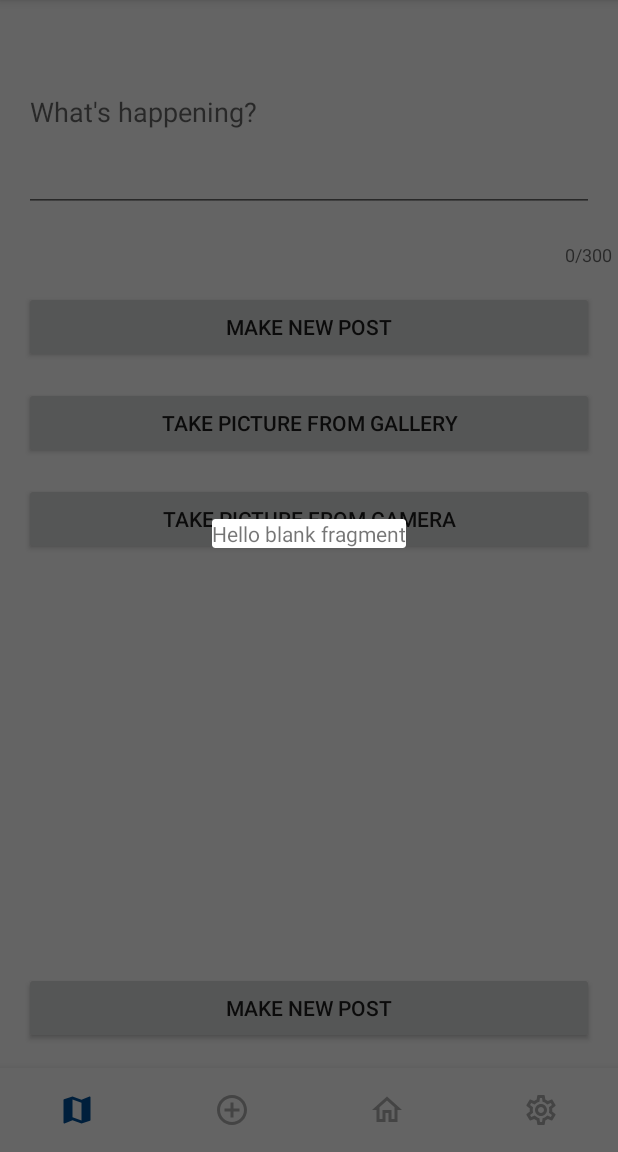
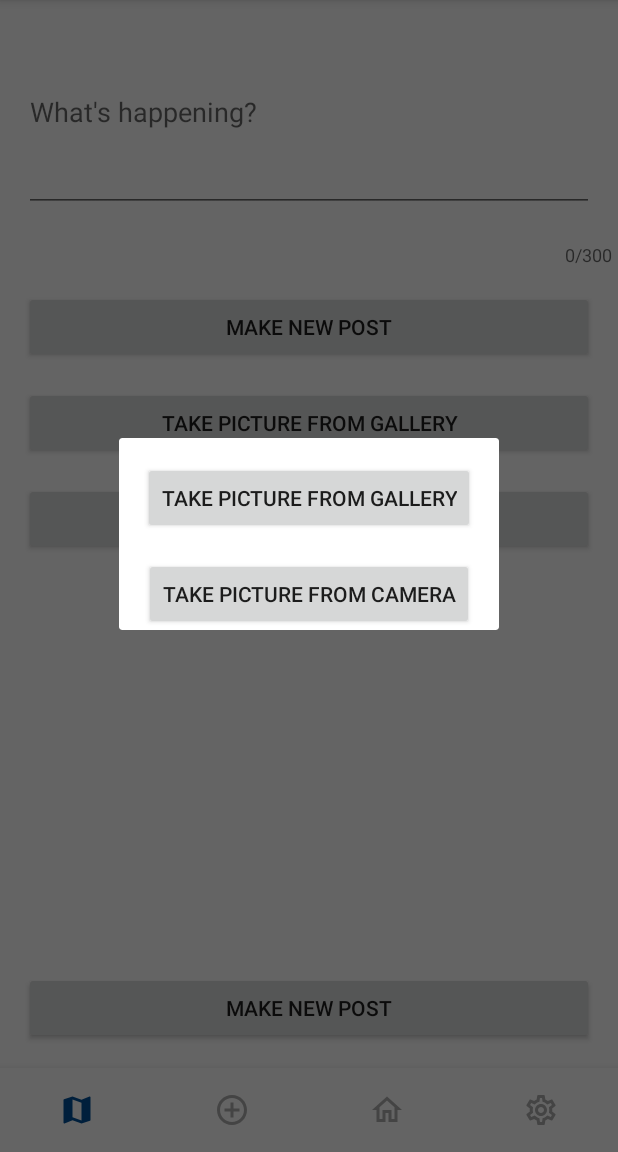
Before and after one commit to LucasG234/ProtestTracker, an Android app: the fragment ComposeFragment placed in its activity, after a tap on "MAKE NEW POST", on a phone screen of 412 x 824 dp, the part 84-1236 px from its top. Run offline under Robolectric (Android 15) with nearby library versions, the phone set to English and light mode, and no system bars; libraries missing offline, so code that uses them is left out: com.facebook, com.facebook.login, com.parse; pictures from the network do not load; 1 statement that could not run was skipped.

```diff
--- a/app/src/main/java/com/lucasg234/protesttracker/mainactivity/ComposeFragment.java
+++ b/app/src/main/java/com/lucasg234/protesttracker/mainactivity/ComposeFragment.java
@@ -164,6 +164,22 @@ public class ComposeFragment extends Fragment {
         }
     }
 
+    public void onCameraClick() {
+        // Configure internal storage for the image if not already done, then open the camera to take it
+        if (mInternalImageStorage == null) {
+            configureTempImageStorage();
+        }
+        ImageUtils.openCameraForResult(ComposeFragment.this, mInternalImageStorage);
+    }
+
+    public void onGalleryClick() {
+        // Configure internal storage for the image if not already done, then open the gallery to find it
+        if (mInternalImageStorage == null) {
+            configureTempImageStorage();
+        }
+        ImageUtils.openGalleryForResult(ComposeFragment.this);
+    }
+
     // Determines whether the current composeEditText and composeImagePreview represent a valid post
     // Outputs an error message in a Toast if false
     private boolean validatePost() {
--- a/app/src/main/java/com/lucasg234/protesttracker/mainactivity/ImageDialogFragment.java
+++ b/app/src/main/java/com/lucasg234/protesttracker/mainactivity/ImageDialogFragment.java
@@ -8,6 +8,7 @@ import android.view.ViewGroup;
 import androidx.annotation.NonNull;
 import androidx.annotation.Nullable;
 import androidx.fragment.app.DialogFragment;
+import androidx.fragment.app.FragmentManager;
 
 import com.lucasg234.protesttracker.databinding.FragmentImageDialogBinding;
 
@@ -46,5 +47,23 @@ public class ImageDialogFragment extends DialogFragment {
         super.onViewCreated(view, savedInstanceState);
 
         mBinding = FragmentImageDialogBinding.bind(view);
+        FragmentManager fragmentManager = getActivity().getSupportFragmentManager();
+        final ComposeFragment composeParent = (ComposeFragment) fragmentManager.findFragmentByTag(ComposeFragment.class.getSimpleName());
+
+        mBinding.imageCameraButton.setOnClickListener(new View.OnClickListener() {
+            @Override
+            public void onClick(View view) {
+                // Configure internal storage for the image if not already done, then open the camera to take it
+                composeParent.onCameraClick();
+            }
+        });
+
+        mBinding.imageGalleryButton.setOnClickListener(new View.OnClickListener() {
+            @Override
+            public void onClick(View view) {
+                // Configure internal storage for the image if not already done, then open the gallery to find it
+                composeParent.onGalleryClick();
+            }
+        });
     }
 }
--- a/app/src/main/res/layout/fragment_image_dialog.xml
+++ b/app/src/main/res/layout/fragment_image_dialog.xml
@@ -1,13 +1,29 @@
 <?xml version="1.0" encoding="utf-8"?>
-<FrameLayout xmlns:android="http://schemas.android.com/apk/res/android"
+<androidx.constraintlayout.widget.ConstraintLayout xmlns:android="http://schemas.android.com/apk/res/android"
+    xmlns:app="http://schemas.android.com/apk/res-auto"
     xmlns:tools="http://schemas.android.com/tools"
     android:layout_width="match_parent"
     android:layout_height="match_parent"
     tools:context=".mainactivity.ImageDialogFragment">
 
-    <TextView
-        android:layout_width="wrap_content"
+    <Button
+        android:id="@+id/imageGalleryButton"
+        android:layout_width="match_parent"
         android:layout_height="wrap_content"
-        android:text="@string/hello_blank_fragment" />
+        android:layout_margin="@dimen/standard_margin"
+        android:text="@string/compose_gallery_button"
+        app:layout_constraintEnd_toEndOf="parent"
+        app:layout_constraintStart_toStartOf="parent"
+        app:layout_constraintTop_toTopOf="parent" />
 
-</FrameLayout>
+    <Button
+        android:id="@+id/imageCameraButton"
+        android:layout_width="match_parent"
+        android:layout_height="wrap_content"
+        android:layout_margin="@dimen/standard_margin"
+        android:text="@string/compose_camera_button"
+        app:layout_constraintEnd_toEndOf="parent"
+        app:layout_constraintStart_toStartOf="parent"
+        app:layout_constraintTop_toBottomOf="@+id/imageGalleryButton" />
+
+</androidx.constraintlayout.widget.ConstraintLayout>
--- a/app/src/main/res/values/strings.xml
+++ b/app/src/main/res/values/strings.xml
@@ -78,7 +78,5 @@
     <string name="error_credentials_empty">Please enter a username and password.</string>
     <string name="error_password_whitespace">Your username and password cannot contain whitespace.</string>
     <string name="error_password_length">Please ensure your password is between %d and %d characters.</string>
-    <!-- TODO: Remove or change this placeholder text -->
-    <string name="hello_blank_fragment">Hello blank fragment</string>
 
 </resources>
```
